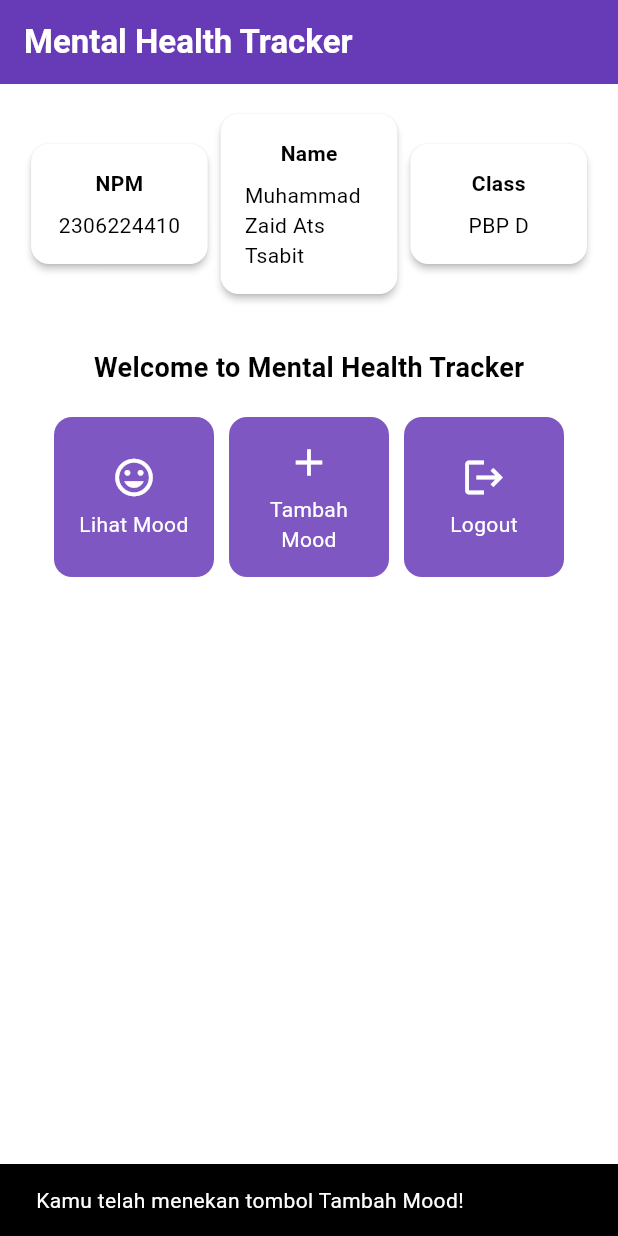
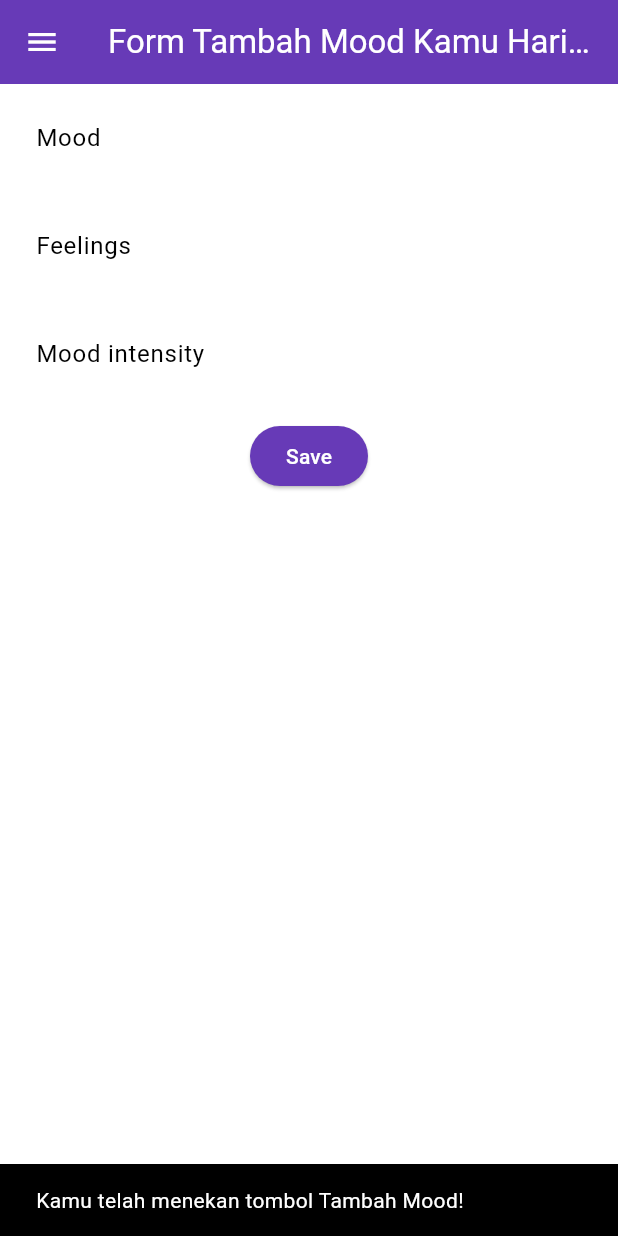
Before and after one commit to skanggalon/mental-health-tracker-mobile, a Flutter app: the screen it shows after launch, after a tap on "Tambah Mood", on a phone screen of 412 x 824 dp. Run offline on Flutter 3.47's test engine with Material 3 defaults, Android fonts, the phone set to English and light mode, and no system bars.

Commit message:
[TUTOR7] Done?

```diff
--- a/lib/main.dart
+++ b/lib/main.dart
@@ -1,5 +1,5 @@
 import 'package:flutter/material.dart';
-import 'package:mental_health_tracker/menu.dart';
+import 'package:mental_health_tracker/screens/menu.dart';
 
 void main() {
   runApp(const MyApp());
--- a/lib/menu.dart
+++ b/lib/screens/menu.dart
@@ -1,4 +1,10 @@
 import 'package:flutter/material.dart';
+// Impor drawer widget
+import 'package:mental_health_tracker/widgets/left_drawer.dart';
+import 'package:mental_health_tracker/widgets/mood_card.dart';
+
+
+
 
 class MyHomePage extends StatelessWidget {
     final String npm = '2306224410'; // NPM
@@ -26,7 +32,10 @@ class MyHomePage extends StatelessWidget {
         ),
         // Warna latar belakang AppBar diambil dari skema warna tema aplikasi.
         backgroundColor: Theme.of(context).colorScheme.primary,
+        // Mengganti warna icon drawer menjadi putih
+        iconTheme: const IconThemeData(color: Colors.white),
       ),
+      drawer: const LeftDrawer(),
       // Body halaman dengan padding di sekelilingnya.
       body: Padding(
         padding: const EdgeInsets.all(16.0),
@@ -90,12 +99,7 @@ class MyHomePage extends StatelessWidget {
   }
 }
 
- class ItemHomepage {
-     final String name;
-     final IconData icon;
 
-     ItemHomepage(this.name, this.icon);
- }
 
 class InfoCard extends StatelessWidget {
   // Kartu informasi yang menampilkan title dan content.
@@ -129,57 +133,3 @@ class InfoCard extends StatelessWidget {
     );
   }
 }
-
-class ItemCard extends StatelessWidget {
-  // Menampilkan kartu dengan ikon dan nama.
-
-  final ItemHomepage item;
-
-  const ItemCard(this.item, {super.key});
-
-  @override
-  Widget build(BuildContext context) {
-    return Material(
-      // Menentukan warna latar belakang dari tema aplikasi.
-      color: Theme.of(context).colorScheme.secondary,
-      // Membuat sudut kartu melengkung.
-      borderRadius: BorderRadius.circular(12),
-
-      child: InkWell(
-        // Aksi ketika kartu ditekan.
-        onTap: () {
-          // Menampilkan pesan SnackBar saat kartu ditekan.
-          ScaffoldMessenger.of(context)
-            ..hideCurrentSnackBar()
-            ..showSnackBar(
-              SnackBar(content: Text("Kamu telah menekan tombol ${item.name}!"))
-            );
-        },
-        // Container untuk menyimpan Icon dan Text
-        child: Container(
-          padding: const EdgeInsets.all(8),
-          child: Center(
-            child: Column(
-              // Menyusun ikon dan teks di tengah kartu.
-              mainAxisAlignment: MainAxisAlignment.center,
-              children: [
-                Icon(
-                  item.icon,
-                  color: Colors.white,
-                  size: 30.0,
-                ),
-                const Padding(padding: EdgeInsets.all(3)),
-                Text(
-                  item.name,
-                  textAlign: TextAlign.center,
-                  style: const TextStyle(color: Colors.white),
-                ),
-              ],
-            ),
-          ),
-        ),
-      ),
-    );
-  }
-
-}
--- /dev/null
+++ b/lib/screens/moodentry_form.dart
@@ -0,0 +1,161 @@
+import 'package:flutter/material.dart';
+import 'package:mental_health_tracker/widgets/left_drawer.dart';
+
+class MoodEntryFormPage extends StatefulWidget {
+  const MoodEntryFormPage({super.key});
+
+  @override
+  State<MoodEntryFormPage> createState() => _MoodEntryFormPageState();
+}
+
+class _MoodEntryFormPageState extends State<MoodEntryFormPage> {
+  final _formKey = GlobalKey<FormState>();
+  String _mood = "";
+	String _feelings = "";
+	int _moodIntensity = 0;
+
+  @override
+  Widget build(BuildContext context) {
+    return Scaffold(
+      appBar: AppBar(
+      title: const Center(
+        child: Text(
+          'Form Tambah Mood Kamu Hari ini',
+        ),
+      ),
+      backgroundColor: Theme.of(context).colorScheme.primary,
+      foregroundColor: Colors.white,
+      ),
+      drawer: LeftDrawer(),
+      body: Form(
+        key: _formKey,
+        child: SingleChildScrollView(
+              child: Column(
+                crossAxisAlignment: CrossAxisAlignment.start,
+                children: [
+                  Padding(
+                    padding: const EdgeInsets.all(8.0),
+                    child: TextFormField(
+                      decoration: InputDecoration(
+                        hintText: "Mood",
+                        labelText: "Mood",
+                        border: OutlineInputBorder(
+                          borderRadius: BorderRadius.circular(5.0),
+                        ),
+                      ),
+                      onChanged: (String? value) {
+                        setState(() {
+                          _mood = value!;
+                        });
+                      },
+                      validator: (String? value) {
+                        if (value == null || value.isEmpty) {
+                          return "Mood tidak boleh kosong!";
+                        }
+                        return null;
+                      },
+                    ),
+                  ),
+                  Padding(
+                    padding: const EdgeInsets.all(8.0),
+                    child: TextFormField(
+                      decoration: InputDecoration(
+                        hintText: "Feelings",
+                        labelText: "Feelings",
+                        border: OutlineInputBorder(
+                          borderRadius: BorderRadius.circular(5.0),
+                        ),
+                      ),
+                      onChanged: (String? value) {
+                        setState(() {
+                          _feelings = value!;
+                        });
+                      },
+                      validator: (String? value) {
+                        if (value == null || value.isEmpty) {
+                          return "Feelings tidak boleh kosong!";
+                        }
+                        return null;
+                      },
+                    ),
+                  ),
+                  Padding(
+                    padding: const EdgeInsets.all(8.0),
+                    child: TextFormField(
+                      decoration: InputDecoration(
+                        hintText: "Mood intensity",
+                        labelText: "Mood intensity",
+                        border: OutlineInputBorder(
+                          borderRadius: BorderRadius.circular(5.0),
+                        ),
+                      ),
+                      onChanged: (String? value) {
+                        setState(() {
+                          _moodIntensity = int.tryParse(value!) ?? 0;
+                        });
+                      },
+                      validator: (String? value) {
+                        if (value == null || value.isEmpty) {
+                          return "Mood intensity tidak boleh kosong!";
+                        }
+                        if (int.tryParse(value) == null) {
+                          return "Mood intensity harus berupa angka!";
+                        }
+                        return null;
+                      },
+                    ),
+                  ),
+                  Align(
+                    alignment: Alignment.bottomCenter,
+                    child: Padding(
+                      padding: const EdgeInsets.all(8.0),
+                      child: ElevatedButton(
+                        style: ButtonStyle(
+                          backgroundColor: WidgetStateProperty.all(
+                              Theme.of(context).colorScheme.primary),
+                        ),
+                        onPressed: () {
+                          if (_formKey.currentState!.validate()) {
+                            showDialog(
+                              context: context,
+                              builder: (context) {
+                                return AlertDialog(
+                                  title: const Text('Mood berhasil tersimpan'),
+                                  content: SingleChildScrollView(
+                                    child: Column(
+                                      crossAxisAlignment: CrossAxisAlignment.start,
+                                      children: [
+                                        Text('Mood: $_mood'),
+                                        Text('Feelings: $_feelings'),
+                                        Text('Mood Intensity: $_moodIntensity')
+                                      ],
+                                    ),
+                                  ),
+                                  actions: [
+                                    TextButton(
+                                      child: const Text('OK'),
+                                      onPressed: () {
+                                        Navigator.pop(context);
+                                        _formKey.currentState!.reset();
+                                      },
+                                    ),
+                                  ],
+                                );
+                              },
+                            );
+                          }
+                        },
+                        child: const Text(
+                          "Save",
+                          style: TextStyle(color: Colors.white),
+                        ),
+                      ),
+                    ),
+                  ),
+                ],
+              ),
+        ),
+      ),
+    );
+  }
+}
--- /dev/null
+++ b/lib/widgets/left_drawer.dart
@@ -0,0 +1,70 @@
+import 'package:flutter/material.dart';
+import 'package:mental_health_tracker/screens/menu.dart';
+import 'package:mental_health_tracker/screens/moodentry_form.dart';
+
+class LeftDrawer extends StatelessWidget {
+  const LeftDrawer({super.key});
+
+  @override
+  Widget build(BuildContext context) {
+    return Drawer(
+      child: ListView(
+        children: [
+          DrawerHeader(
+            decoration: BoxDecoration(
+            color: Theme.of(context).colorScheme.primary,
+            ),
+            child: const Column(
+            children: [
+                Text(
+                  'Mental Health Tracker',
+                  textAlign: TextAlign.center,
+                  style: TextStyle(
+                    fontSize: 24,
+                    fontWeight: FontWeight.bold,
+                    color: Colors.white,
+                  ),
+                ),
+                Padding(padding: EdgeInsets.all(8)),
+                Text(
+                  "Ayo jaga kesehatan mentalmu setiap hari disini!",
+                  textAlign: TextAlign.center,
+                  style: TextStyle(
+                      fontSize: 15,
+                      color: Colors.white,
+                      fontWeight: FontWeight.normal,
+                    ),
+                ),
+              ],
+            ),
+          ),
+              ListTile(
+              leading: const Icon(Icons.home_outlined),
+              title: const Text('Halaman Utama'),
+              // Bagian redirection ke MyHomePage
+              onTap: () {
+                Navigator.pushReplacement(
+                    context,
+                    MaterialPageRoute(
+                      builder: (context) => MyHomePage(),
+                    ));
+               },
+             ),
+              ListTile(
+                leading: const Icon(Icons.mood),
+                title: const Text('Tambah Mood'),
+                // Bagian redirection ke MoodEntryFormPage
+                onTap: () {
+                  Navigator.pushReplacement(
+                    context,
+                    MaterialPageRoute(
+                      builder: (context) => const MoodEntryFormPage(),
+                    ),
+                  );
+                },
+              ),
+        ],
+      ),
+    );
+  }
+}
--- /dev/null
+++ b/lib/widgets/mood_card.dart
@@ -0,0 +1,74 @@
+import 'package:flutter/material.dart';
+import 'package:mental_health_tracker/screens/moodentry_form.dart';
+
+
+ class ItemHomepage {
+     final String name;
+     final IconData icon;
+
+     ItemHomepage(this.name, this.icon);
+ }
+
+ class ItemCard extends StatelessWidget {
+  // Menampilkan kartu dengan ikon dan nama.
+
+  final ItemHomepage item;
+
+  const ItemCard(this.item, {super.key});
+
+  @override
+  Widget build(BuildContext context) {
+    return Material(
+      // Menentukan warna latar belakang dari tema aplikasi.
+      color: Theme.of(context).colorScheme.secondary,
+      // Membuat sudut kartu melengkung.
+      borderRadius: BorderRadius.circular(12),
+
+      child: InkWell(
+        // Aksi ketika kartu ditekan.
+        onTap: () {
+          // Menampilkan pesan SnackBar saat kartu ditekan.
+          ScaffoldMessenger.of(context)
+            ..hideCurrentSnackBar()
+            ..showSnackBar(
+              SnackBar(content: Text("Kamu telah menekan tombol ${item.name}!"))
+            );
+
+          // Navigate ke route yang sesuai (tergantung jenis tombol)
+          if (item.name == "Tambah Mood") {
+              Navigator.push(
+              context,
+              MaterialPageRoute(
+                builder: (context) => const MoodEntryFormPage(),
+              ),
+            );
+          }
+        },
+        // Container untuk menyimpan Icon dan Text
+        child: Container(
+          padding: const EdgeInsets.all(8),
+          child: Center(
+            child: Column(
+              // Menyusun ikon dan teks di tengah kartu.
+              mainAxisAlignment: MainAxisAlignment.center,
+              children: [
+                Icon(
+                  item.icon,
+                  color: Colors.white,
+                  size: 30.0,
+                ),
+                const Padding(padding: EdgeInsets.all(3)),
+                Text(
+                  item.name,
+                  textAlign: TextAlign.center,
+                  style: const TextStyle(color: Colors.white),
+                ),
+              ],
+            ),
+          ),
+        ),
+      ),
+    );
+  }
+
+}
```
